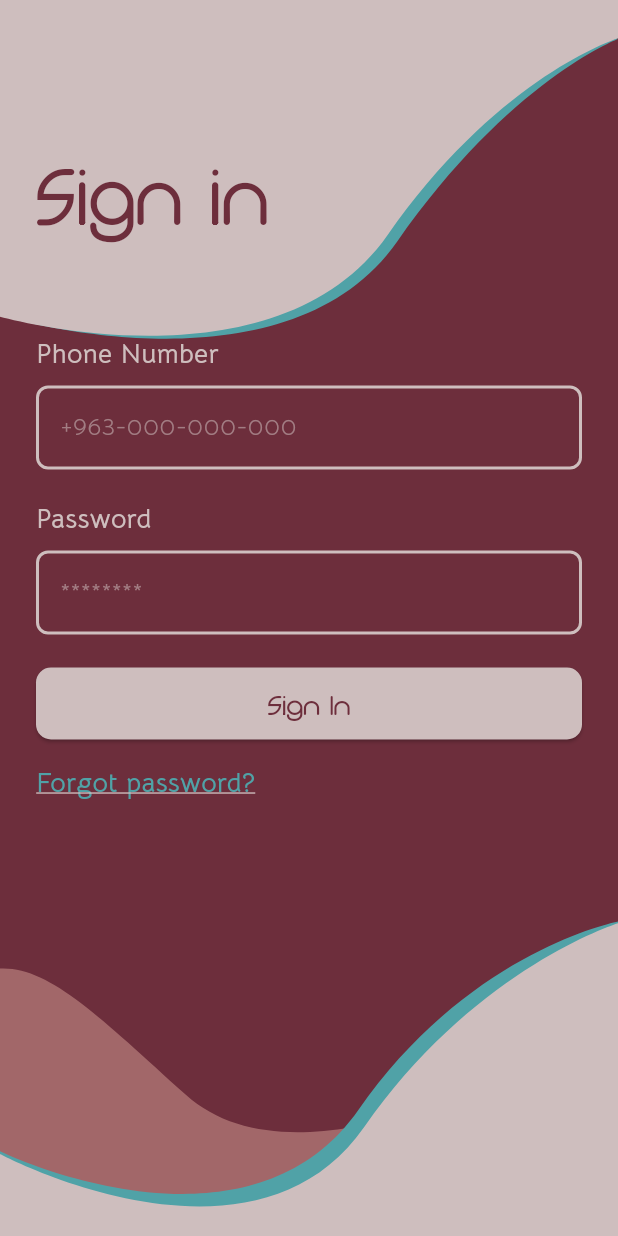
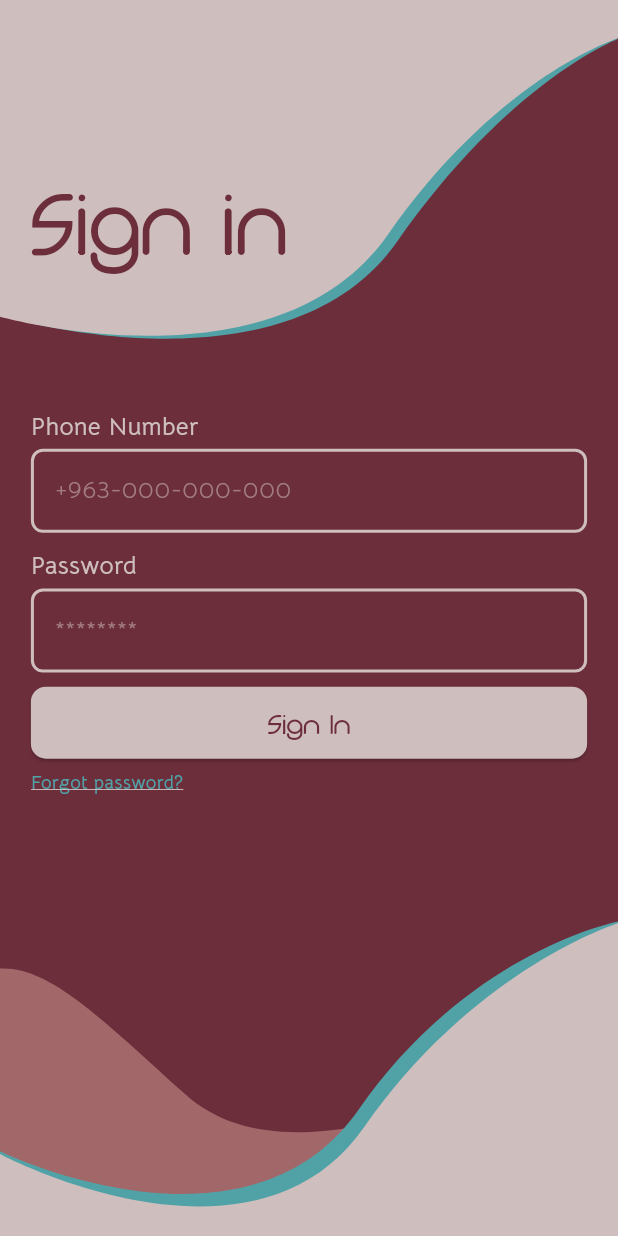
Before and after one commit to 0-A-Y-A-0/project, a Flutter app: the screen it shows after launch, on a phone screen of 412 x 824 dp. Run offline on Flutter 3.47's test engine with Material 3 defaults, Android fonts, the phone set to English and light mode, and no system bars; our stand-ins replace flutter_riverpod, flutter_svg.

Commit message:
themeNotifierProvider done smoothly, updated layout sizing (not finished)

```diff
--- a/lib/main.dart
+++ b/lib/main.dart
@@ -1,22 +1,25 @@
 import 'package:flutter/material.dart';
+import 'package:flutter/material.dart' as ref;
 import 'package:flutter_riverpod/flutter_riverpod.dart';
-import 'package:project/components/sign_in_screen.dart';
+import 'package:project/providers/theme_provider.dart';
+import 'package:project/screens/sign_in_screen.dart';
 import 'package:project/components/theme.dart';
 
 void main() {
   runApp(const ProviderScope(child: watashiWaSta()));
 }
 
-class watashiWaSta extends StatelessWidget {
+class watashiWaSta extends ConsumerWidget {
   const watashiWaSta({super.key});
 
   @override
-  Widget build(BuildContext context) {
+  Widget build(BuildContext context, WidgetRef ref) {
+    final theme = ref.watch(ThemeNotifierProvider);
     return MaterialApp(
       debugShowCheckedModeBanner: false,
       theme: AppTheme.light(),
       darkTheme: AppTheme.dark(),
-      themeMode: ThemeMode.dark,
+      themeMode: theme, // consuming the theme provider let's go!
       home: const SignInScreen(),
     );
   }
--- /dev/null
+++ b/lib/providers/theme_provider.dart
@@ -0,0 +1,22 @@
+import 'package:flutter/material.dart';
+import 'package:flutter_riverpod/flutter_riverpod.dart';
+
+class ThemeNotifier extends Notifier<ThemeMode>{
+  @override
+  ThemeMode build() {
+    // this is the default value ... we can change it for texting till we have a toggle
+    return ThemeMode.dark ;
+  }
+
+  void switchMode() {
+    // to switch between modes ... for later use
+    state = state == ThemeMode.light
+        ? ThemeMode.dark
+        : ThemeMode.light;
+  }
+}
+
+// this is the cool provider
+final ThemeNotifierProvider = NotifierProvider<ThemeNotifier, ThemeMode>(
+        () { return ThemeNotifier(); }
+);
--- a/lib/components/sign_in_screen.dart
+++ b/lib/screens/sign_in_screen.dart
@@ -13,11 +13,15 @@ class SignInScreen extends StatefulWidget {
 class _SignInScreenState extends State<SignInScreen> {
   final _phoneCtrl = TextEditingController(); //these are used to write in the textfield n clear it n take input
   final _passCtrl = TextEditingController();
+  double w(double px) => px * MediaQuery.of(context).size.width / 1080;
 
 
   @override
   Widget build(BuildContext context) {
-     final isDark = Theme.of(context).brightness == Brightness.dark;
+    final screenWidth = MediaQuery.of(context).size.width;
+    final screenHeight = MediaQuery.of(context).size.height;
+
+    final isDark = Theme.of(context).brightness == Brightness.dark;
 
     final bgAsset = isDark
         ? 'assets/images/backgrounds/signin_dark_bg.svg'
@@ -38,57 +42,64 @@ class _SignInScreenState extends State<SignInScreen> {
             ),
           ),
           Container(
-            padding: const EdgeInsets.symmetric(horizontal: 24, vertical: 18),
+            padding: EdgeInsets.symmetric(horizontal: screenWidth * 0.05, vertical: screenHeight * 0.02),
             child: Column(
               crossAxisAlignment: CrossAxisAlignment.start,
               children: [
-                const SizedBox(height: 70),
+                SizedBox(height: 200 * screenHeight / 1920),
+
                 Text(
                   "Sign in",
                   style: TextStyle(
                     color: cs.onPrimary,
-                    fontSize: 56,
+                    fontSize: screenWidth * 0.15,
                     fontFamily: 'Monoglyceride',
                   ),
                 ),
-                const SizedBox(height: 55),
-                Text("Phone Number", style: TextStyle(color: cs.onSurface,fontWeight: FontWeight.w700,fontSize:18 )),
-                const SizedBox(height: 8),
+
+                SizedBox(height: screenHeight * 0.1),
+
+                Text("Phone Number", style: TextStyle(color: cs.onSurface,fontWeight: FontWeight.w700,fontSize:screenWidth * 0.04 )),
+
+                SizedBox(height: screenHeight * 0.003),
+
                 MyTextField(
                   controller: _phoneCtrl,
                   hintText: "+963-000-000-000",
                   keyboardType: TextInputType.phone,
                 ),
 
-                const SizedBox(height: 20),
+                SizedBox(height: screenHeight * 0.013),
 
-                Text("Password", style: TextStyle(color: cs.onSurface,fontWeight: FontWeight.w700,fontSize:18)),
-                const SizedBox(height: 8),
+                Text("Password", style: TextStyle(color: cs.onSurface,fontWeight: FontWeight.w700,fontSize:screenWidth * 0.04)),
+
+                SizedBox(height: screenHeight * 0.003),
+
                 MyTextField(
                   controller: _passCtrl,
                   hintText: "********",
                   obscureText: true,
                 ),
 
-                const SizedBox(height: 22),
+                SizedBox(height: screenHeight * (22 / 1920)),
 
                 PrimaryButton(
                   label: "Sign In",
                   onPressed: (){},
                 ),
 
-                const SizedBox(height: 16),
+                SizedBox(height: screenHeight * (16 / 1920)),
 
                 Text(
                   "Forgot password?",
                   style: TextStyle(
-                    fontWeight: FontWeight.w700,fontSize:18,
+                    fontWeight: FontWeight.w700,fontSize:screenWidth * 0.03,
                     color: cs.secondary,
                     decoration: TextDecoration.underline,
                   ),
 
                 ),
-                const SizedBox(height: 100),
+                SizedBox(height: screenHeight * (100 / 1920)),
               ],
             ),
           ),
```
Also changed, not shown: 4 other files.
